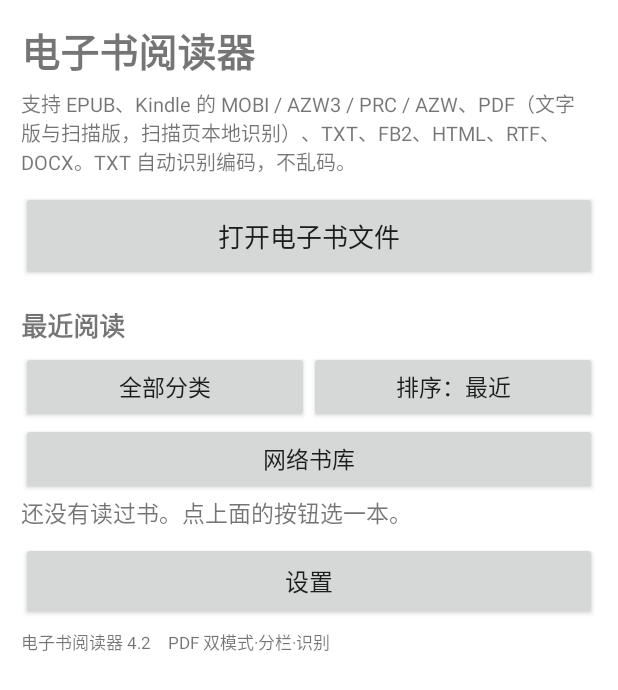
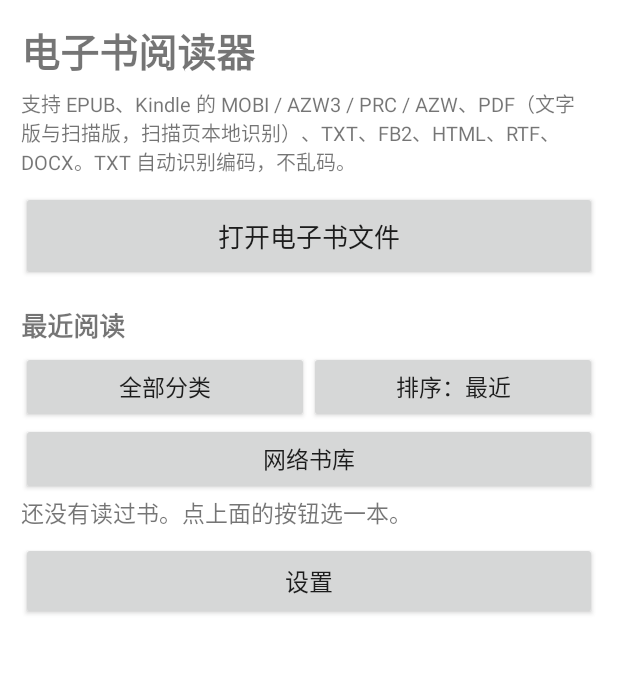
Before and after one commit to hzj1770niu/ebook-reader, an Android app: the screen it shows after launch (MainActivity), on a phone screen of 412 x 824 dp. Shown: the top 690 px of the screen. Run offline under Robolectric (Android 15) with nearby library versions, the phone set to English and light mode, and no system bars; pictures from the network do not load.

Commit message:
5.5: 精简界面提示文案

```diff
--- a/app/build.gradle
+++ b/app/build.gradle
@@ -17,8 +17,8 @@ android {
         applicationId "com.zz.reader.pro"
         minSdk 21
         targetSdk 33
-        versionCode 35
-        versionName "5.4"
+        versionCode 36
+        versionName "5.5"
         resConfigs "zh", "en"
         ndk {
             abiFilters "arm64-v8a", "armeabi-v7a"
--- a/app/src/main/res/layout/activity_library.xml
+++ b/app/src/main/res/layout/activity_library.xml
@@ -150,13 +150,4 @@
         android:textSize="16sp"
         android:contentDescription="设置" />
 
-    <TextView
-        android:id="@+id/tvVersion"
-        android:layout_width="match_parent"
-        android:layout_height="wrap_content"
-        android:paddingTop="6dp"
-        android:paddingBottom="10dp"
-        android:text="电子书阅读器 4.2　PDF 双模式·分栏·识别"
-        android:textSize="11sp"
-        android:focusable="true" />
 </LinearLayout>
```
Also changed, not shown: app/src/main/java/com/zz/reader/pro/MainActivity.java (+12 -34 lines), 2 other files.
